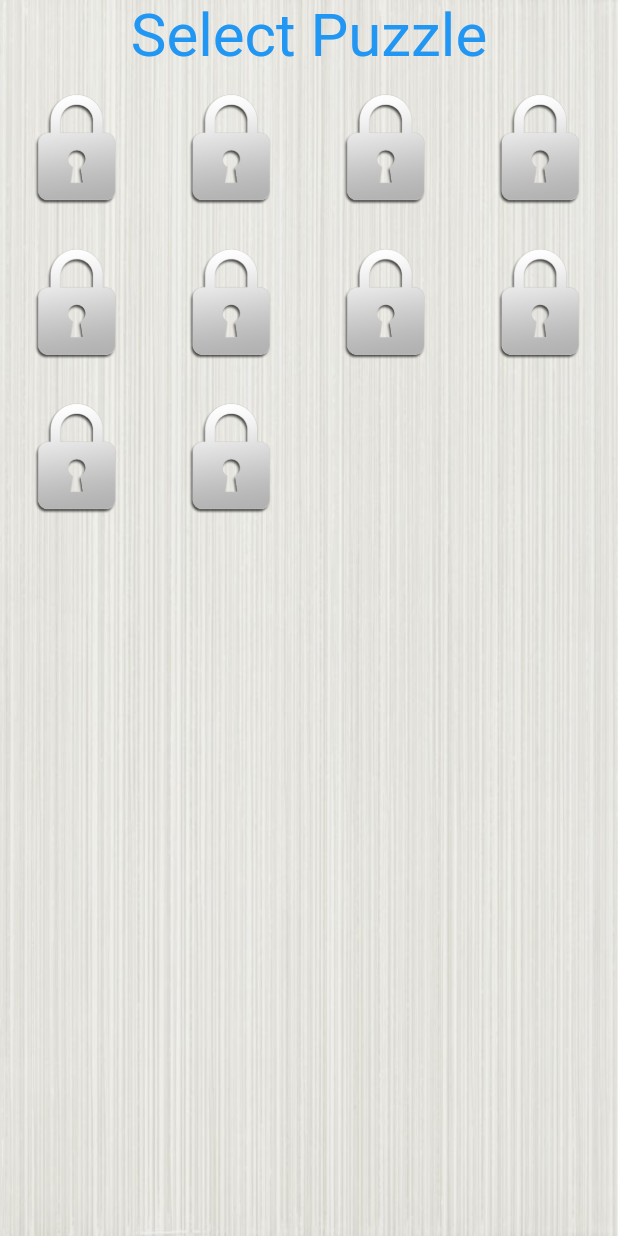
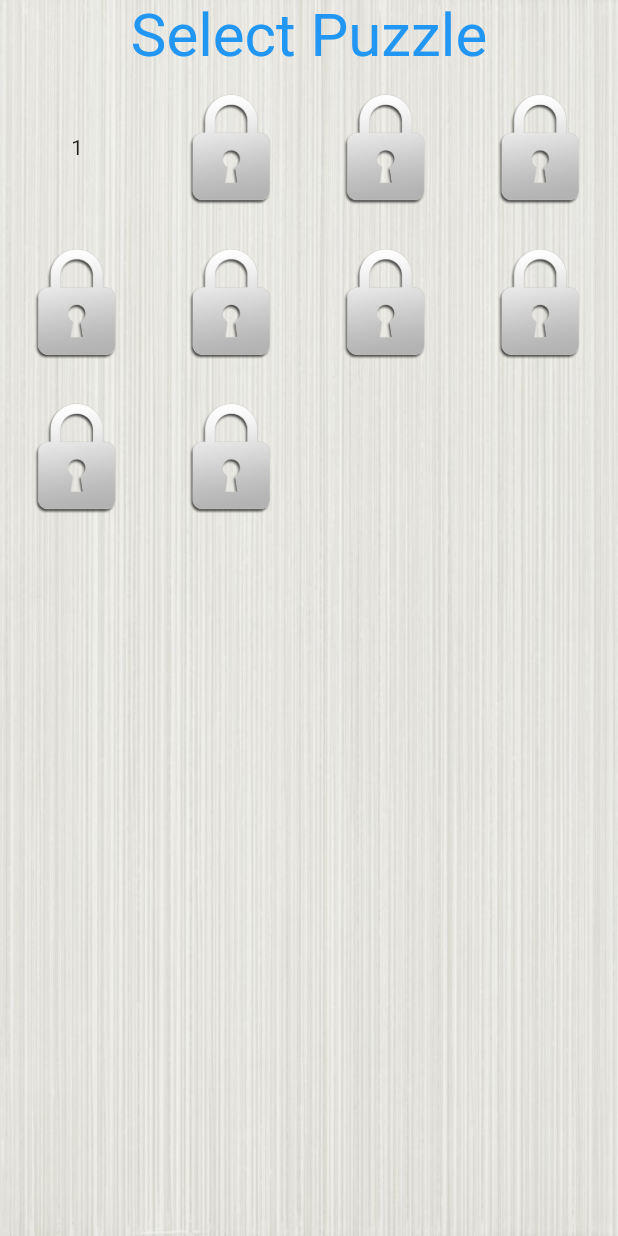
Before and after one commit to pooja999-sketch/poojamathpuzzle111, a Flutter app: the screen it shows after launch, after a tap on "puzzles", on a phone screen of 412 x 824 dp. Run offline on Flutter 3.47's test engine with Material 2 defaults, Android fonts, the phone set to English and light mode, and no system bars; our stand-ins replace fluttertoast, shared_preferences.

Commit message:
122920221209sadsadsadsad

```diff
--- a/lib/main.dart
+++ b/lib/main.dart
@@ -28,7 +28,8 @@ class mathpuzzle1 extends StatefulWidget {
     "100",
     "3"
   ];
-  static String ans = "";
+
+  static List pass=[];
 
   @override
   State<mathpuzzle1> createState() => _mathpuzzle1State();
@@ -41,7 +42,6 @@ class _mathpuzzle1State extends State<mathpuzzle1> {
     super.initState();
     SharedPreferences1();
   }
-
   @override
   Widget build(BuildContext context) {
     return Scaffold(
@@ -108,6 +108,14 @@ class _mathpuzzle1State extends State<mathpuzzle1> {
     mathpuzzle1.prefs = await SharedPreferences.getInstance();
     setState(() {
       mathpuzzle1.puzzlenum = mathpuzzle1.prefs!.getInt("level") ?? 1;
+      for(int i=0;i<mathpuzzle1.answer.length;i++)
+      {
+        mathpuzzle1.pass.add(mathpuzzle1.prefs!.getString("Level ${i}")??"pending");
+      }
+      mathpuzzle1.pass[mathpuzzle1.puzzlenum-1]=mathpuzzle1.prefs!.getString("active")??"active";
+
+
+
     });
   }
 }
--- a/lib/page4.dart
+++ b/lib/page4.dart
@@ -12,8 +12,9 @@ class page4 extends StatefulWidget {
 class _page4State extends State<page4> {
   @override
   Widget build(BuildContext context) {
-
-    return Scaffold(
+print("${mathpuzzle1.pass}");
+    return SafeArea(
+      child: Scaffold(
         body: Container(
           width: double.infinity,
           decoration: BoxDecoration(
@@ -26,10 +27,23 @@ class _page4State extends State<page4> {
                   style: TextStyle(fontSize: 40, color: Colors.blue)),
               Expanded(
                 child: GridView.builder(
-                itemCount: 10,
+                  itemCount: mathpuzzle1.answer.length,
                   gridDelegate: SliverGridDelegateWithFixedCrossAxisCount(
                       crossAxisCount: 4),
                   itemBuilder: (context, index) {
+                    if(mathpuzzle1.pass[index]=="success")
+                      {
+                        return Container(
+                          margin: EdgeInsets.all(10),
+                          decoration: BoxDecoration(
+                              image: DecorationImage(
+                                image: AssetImage("images/tick.png"),
+                              )),
+                           child: Center(child: Text("${index+1}",style: TextStyle(fontSize: 30)),),
+                        );
+                      }
+                    else if(mathpuzzle1.pass[index]=="pending")
+                      {
                         return Container(
                           margin: EdgeInsets.all(10),
                           decoration: BoxDecoration(
@@ -38,12 +52,24 @@ class _page4State extends State<page4> {
                               )),
                           // child: Text("{$index}"),
                         );
+
+                      }
+                    else
+                      {
+                        return Container(
+                          margin: EdgeInsets.all(10),
+                          decoration: BoxDecoration(),
+                          child: Center(child: Text("${index+1}")),
+                        );
+                      }
+
                   },
                 ),
               )
             ],
           ),
         ),
+      ),
     );
   }
 }
```
Also changed, not shown: lib/page2.dart (+23 -7 lines), lib/page3.dart (+7 -7 lines). Lines whose indentation alone changed are shown as unchanged.
